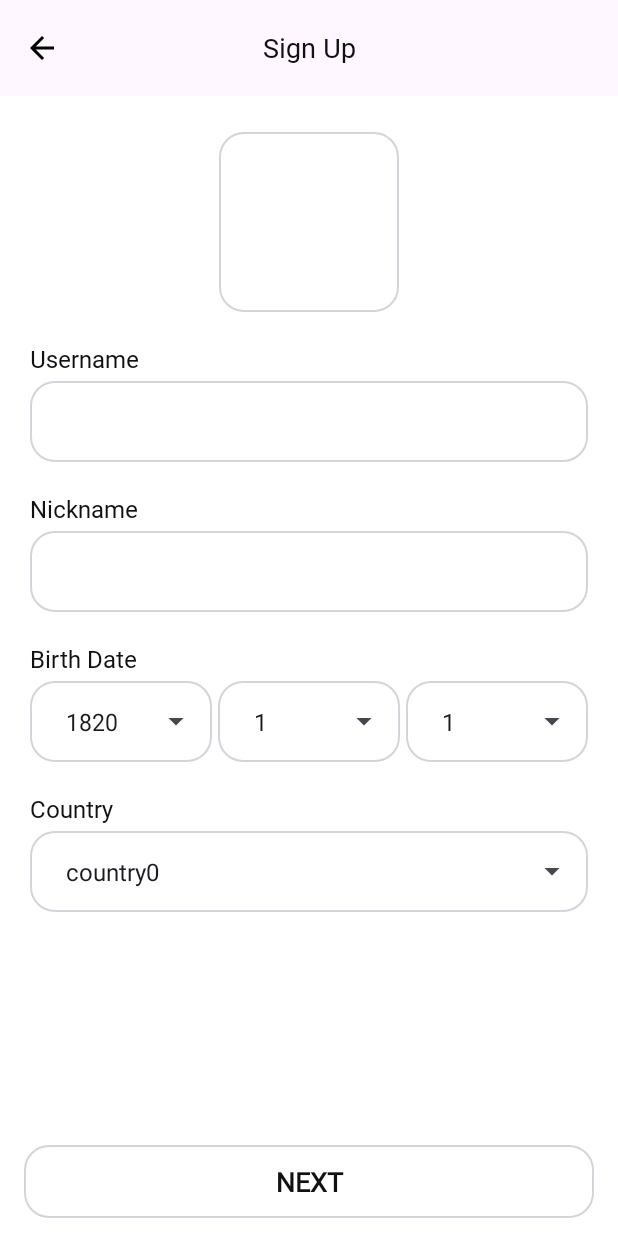
After one commit to woowacourse-teams/2024-pengcook, an Android app: the SignUpFragment screen opened through its navigation route, on a phone screen of 412 x 824 dp. The commit adds this screen. Run offline under Robolectric (Android 15) with nearby library versions, the phone set to English and light mode, and no system bars; our stand-ins replace data binding, navigation-ui, paging; pictures from the network do not load.

Commit message:
:sparkles: add screens for implementing sign up

```diff
--- a/android/app/src/main/java/net/pengcook/android/presentation/BindingAdapters.kt
+++ b/android/app/src/main/java/net/pengcook/android/presentation/BindingAdapters.kt
@@ -1,5 +1,6 @@
 package net.pengcook.android.presentation
 
+import android.net.Uri
 import android.view.View
 import android.widget.AdapterView
 import android.widget.ArrayAdapter
@@ -21,6 +22,19 @@ fun loadImage(
         Glide
             .with(view.context)
             .load(url)
+            .into(view)
+    }
+}
+
+@BindingAdapter("app:imageUri")
+fun loadImage(
+    view: ImageView,
+    uri: Uri?,
+) {
+    if (uri != null) {
+        Glide
+            .with(view.context)
+            .load(uri)
             .into(view)
     }
 }
--- a/android/app/src/main/java/net/pengcook/android/presentation/core/listener/BottomButtonClickListener.kt
+++ /dev/null
@@ -1,5 +0,0 @@
-package net.pengcook.android.presentation.core.listener
-
-interface BottomButtonClickListener {
-    fun onClick()
-}
--- /dev/null
+++ b/android/app/src/main/java/net/pengcook/android/presentation/core/util/Event.kt
@@ -0,0 +1,17 @@
+package net.pengcook.android.presentation.core.util
+
+open class Event<out T>(private val content: T) {
+    var hasBeenHandled = false
+        private set
+
+    fun getContentIfNotHandled(): T? {
+        return if (hasBeenHandled) {
+            null
+        } else {
+            hasBeenHandled = true
+            content
+        }
+    }
+
+    fun peekContent(): T = content
+}
--- /dev/null
+++ b/android/app/src/main/java/net/pengcook/android/presentation/signup/BottomButtonClickListener.kt
@@ -0,0 +1,5 @@
+package net.pengcook.android.presentation.signup
+
+interface BottomButtonClickListener {
+    fun onConfirm()
+}
--- /dev/null
+++ b/android/app/src/main/java/net/pengcook/android/presentation/signup/SignUpEvent.kt
@@ -0,0 +1,14 @@
+package net.pengcook.android.presentation.signup
+
+import java.io.File
+
+sealed interface SignUpEvent {
+    class NavigateToMain(
+        val accessToken: String,
+        val refreshToken: String,
+    ) : SignUpEvent
+
+    data object Error : SignUpEvent
+
+    data object NavigateBack : SignUpEvent
+}
--- /dev/null
+++ b/android/app/src/main/java/net/pengcook/android/presentation/signup/SignUpForm.kt
@@ -0,0 +1,21 @@
+package net.pengcook.android.presentation.signup
+
+import java.io.File
+
+data class SignUpForm(
+    val profileImage: File? = null,
+    val username: String = INITIAL_VALUE,
+    val nickname: String = INITIAL_VALUE,
+    val yearOfBirthday: Int = INITIAL_YEAR,
+    val monthOfBirthday: Int = INITIAL_MONTH,
+    val dayOfBirthday: Int = INITIAL_DAY,
+    val country: String = INITIAL_COUNTRY,
+) {
+    companion object {
+        private const val INITIAL_VALUE = ""
+        private const val INITIAL_YEAR = 2024
+        private const val INITIAL_MONTH = 1
+        private const val INITIAL_DAY = 1
+        private const val INITIAL_COUNTRY = ""
+    }
+}
--- /dev/null
+++ b/android/app/src/main/java/net/pengcook/android/presentation/signup/SignUpFormChangeListener.kt
@@ -0,0 +1,19 @@
+package net.pengcook.android.presentation.signup
+
+import java.io.File
+
+interface SignUpFormEventListener {
+    fun onProfileImageChange(image: File)
+
+    fun onUsernameChange(username: String)
+
+    fun onNicknameChange(nickname: String)
+
+    fun onYearOfBirthChange(year: Int)
+
+    fun onMonthOfBirthChange(month: Int)
+
+    fun onDayOfBirthChange(day: Int)
+
+    fun onCountryChange(country: String)
+}
--- /dev/null
+++ b/android/app/src/main/java/net/pengcook/android/presentation/signup/SignUpFragment.kt
@@ -0,0 +1,119 @@
+package net.pengcook.android.presentation.signup
+
+import android.net.Uri
+import android.os.Bundle
+import android.view.LayoutInflater
+import android.view.View
+import android.view.ViewGroup
+import android.widget.ArrayAdapter
+import androidx.activity.result.contract.ActivityResultContracts
+import androidx.fragment.app.Fragment
+import androidx.fragment.app.viewModels
+import androidx.navigation.fragment.findNavController
+import net.pengcook.android.R
+import net.pengcook.android.databinding.FragmentSignUpBinding
+
+class SignUpFragment : Fragment() {
+    private var _binding: FragmentSignUpBinding? = null
+    private val binding: FragmentSignUpBinding
+        get() = _binding!!
+    private val viewModel: SignUpViewModel by viewModels()
+    private val launcher =
+        registerForActivityResult<String, Uri>(ActivityResultContracts.GetContent()) { uri ->
+            try {
+                viewModel.changeProfileImage(uri)
+            } catch (e: RuntimeException) {
+
+            }
+        }
+
+    override fun onCreateView(
+        inflater: LayoutInflater,
+        container: ViewGroup?,
+        savedInstanceState: Bundle?,
+    ): View {
+        _binding = FragmentSignUpBinding.inflate(inflater)
+        binding.viewModel = viewModel
+        binding.lifecycleOwner = this
+        return binding.root
+    }
+
+    override fun onViewCreated(
+        view: View,
+        savedInstanceState: Bundle?,
+    ) {
+        super.onViewCreated(view, savedInstanceState)
+        setUpBirthDateSpinner()
+        setUpCountrySpinner()
+        setUpClickListener()
+        observeViewModel()
+    }
+
+    private fun setUpClickListener() {
+        binding.ivProfileImage.setOnClickListener {
+            launcher.launch("image/*")
+        }
+    }
+
+    override fun onDestroy() {
+        super.onDestroy()
+        _binding = null
+    }
+
+    private fun setUpCountrySpinner() {
+        val countryAdapter =
+            ArrayAdapter(
+                requireContext(),
+                android.R.layout.simple_spinner_item,
+                List(100) { "country$it" },
+            )
+        countryAdapter.setDropDownViewResource(android.R.layout.simple_spinner_dropdown_item)
+        binding.formCountry.spFormContent.spDefault.adapter = countryAdapter
+    }
+
+    private fun setUpBirthDateSpinner() {
+        val yearAdapter =
+            ArrayAdapter(
+                requireContext(),
+                android.R.layout.simple_spinner_item,
+                List(100) { (it + 1820).toString() },
+            )
+        yearAdapter.setDropDownViewResource(android.R.layout.simple_spinner_dropdown_item)
+        binding.formBirthDate.spFormContent1.spDefault.adapter = yearAdapter
+
+        val monthAdapter =
+            ArrayAdapter(
+                requireContext(),
+                android.R.layout.simple_spinner_item,
+                List(12) { (it + 1).toString() },
+            )
+        monthAdapter.setDropDownViewResource(android.R.layout.simple_spinner_dropdown_item)
+        binding.formBirthDate.spFormContent2.spDefault.adapter = monthAdapter
+
+        val dayAdapter =
+            ArrayAdapter(
+                requireContext(),
+                android.R.layout.simple_spinner_item,
+                List(31) { (it + 1).toString() },
+            )
+        dayAdapter.setDropDownViewResource(android.R.layout.simple_spinner_dropdown_item)
+        binding.formBirthDate.spFormContent3.spDefault.adapter = dayAdapter
+    }
+
+    private fun observeViewModel() {
+        viewModel.signUpEvent.observe(viewLifecycleOwner) { event ->
+            val signUpEvent = event.getContentIfNotHandled() ?: return@observe
+            when (signUpEvent) {
+                is SignUpEvent.NavigateToMain -> {
+                    findNavController().navigate(R.id.action_signUpFragment_to_homeFragment)
+                }
+                is SignUpEvent.Error -> {
+
+                }
+                is SignUpEvent.NavigateBack -> {
+                    findNavController().navigate(R.id.action_signUpFragment_to_onboardingFragment)
+                }
+            }
+        }
+    }
+}
--- /dev/null
+++ b/android/app/src/main/java/net/pengcook/android/presentation/signup/SignUpUiState.kt
@@ -0,0 +1,9 @@
+package net.pengcook.android.presentation.signup
+
+import android.net.Uri
+
+data class SignUpUiState(
+    val isLoading: Boolean = false,
+    val profileImage: Uri? = null,
+    val fulfilled: Boolean = false,
+)
--- /dev/null
+++ b/android/app/src/main/java/net/pengcook/android/presentation/signup/SignUpViewModel.kt
@@ -0,0 +1,39 @@
+package net.pengcook.android.presentation.signup
+
+import android.net.Uri
+import androidx.lifecycle.LiveData
+import androidx.lifecycle.MutableLiveData
+import androidx.lifecycle.ViewModel
+import net.pengcook.android.presentation.core.util.Event
+
+class SignUpViewModel :
+    ViewModel(),
+    BottomButtonClickListener {
+    var usernameContent: MutableLiveData<String> = MutableLiveData("")
+    var nicknameContent: MutableLiveData<String> = MutableLiveData("")
+    var year: MutableLiveData<String> = MutableLiveData("")
+    var month: MutableLiveData<String> = MutableLiveData("")
+    var day: MutableLiveData<String> = MutableLiveData("")
+    var country: MutableLiveData<String> = MutableLiveData("")
+    private var _imageUri: MutableLiveData<Uri> = MutableLiveData()
+    val imageUri: LiveData<Uri>
+        get() = _imageUri
+
+    private var _signUpUiState: MutableLiveData<SignUpUiState> = MutableLiveData(SignUpUiState())
+    val signUpUiState: LiveData<SignUpUiState>
+        get() = _signUpUiState
+
+    private var _signUpEvent: MutableLiveData<Event<SignUpEvent>> = MutableLiveData()
+    val signUpEvent: LiveData<Event<SignUpEvent>>
+        get() = _signUpEvent
+
+    fun changeProfileImage(uri: Uri) {
+        _imageUri.value = uri
+    }
+
+    override fun onConfirm() {
+        _signUpUiState.value = signUpUiState.value?.copy(isLoading = true)
+        _signUpEvent.value = Event(SignUpEvent.NavigateToMain("", ""))
+        _signUpUiState.value = signUpUiState.value?.copy(isLoading = false)
+    }
+}
--- /dev/null
+++ b/android/app/src/main/res/layout/fragment_sign_up.xml
@@ -0,0 +1,115 @@
+<?xml version="1.0" encoding="utf-8"?>
+<layout xmlns:android="http://schemas.android.com/apk/res/android"
+    xmlns:app="http://schemas.android.com/apk/res-auto"
+    xmlns:tools="http://schemas.android.com/tools"
+    xmlns:bind="http://schemas.android.com/apk/res-auto">
+
+    <data>
+
+        <variable
+            name="viewModel"
+            type="net.pengcook.android.presentation.signup.SignUpViewModel" />
+    </data>
+
+    <androidx.constraintlayout.widget.ConstraintLayout
+        android:layout_width="match_parent"
+        android:layout_height="match_parent">
+
+        <include
+            android:id="@+id/abl_sign_up"
+            layout="@layout/item_appbar_with_action"
+            android:layout_width="match_parent"
+            android:layout_height="wrap_content"
+            app:icon="@{@drawable/ic_back_24}"
+            app:title="@{@string/signup_appbar}" />
+
+        <ScrollView
+            android:id="@+id/sv_sign_up"
+            android:layout_width="match_parent"
+            android:layout_height="0dp"
+            app:layout_behavior="@string/appbar_scrolling_view_behavior"
+            app:layout_constraintBottom_toTopOf="@id/btn_next"
+            app:layout_constraintTop_toBottomOf="@id/abl_sign_up">
+
+            <androidx.constraintlayout.widget.ConstraintLayout
+                android:layout_width="match_parent"
+                android:layout_height="0dp"
+                android:layout_marginHorizontal="20dp"
+                android:layout_marginVertical="24dp">
+
+                <ImageView
+                    android:id="@+id/iv_profile_image"
+                    android:layout_width="120dp"
+                    android:layout_height="120dp"
+                    android:layout_gravity="center"
+                    android:layout_marginHorizontal="20dp"
+                    android:background="@drawable/bg_radius"
+                    app:layout_constraintDimensionRatio="H,1:1"
+                    app:layout_constraintEnd_toEndOf="parent"
+                    app:layout_constraintStart_toStartOf="parent"
+                    app:layout_constraintTop_toTopOf="parent"
+                    app:imageUri="@{viewModel.imageUri}"/>
+
+                <include
+                    android:id="@+id/form_username"
+                    layout="@layout/item_form_text"
+                    android:layout_width="match_parent"
+                    android:layout_height="wrap_content"
+                    android:layout_marginTop="20dp"
+                    app:content="@={viewModel.usernameContent}"
+                    app:hintContent="@{`Write Username`}"
+                    app:layout_constraintTop_toBottomOf="@id/iv_profile_image"
+                    app:title="@{`Username`}" />
+
+                <include
+                    android:id="@+id/form_nickname"
+                    layout="@layout/item_form_text"
+                    android:layout_width="match_parent"
+                    android:layout_height="wrap_content"
+                    android:layout_marginTop="20dp"
+                    app:content="@={viewModel.nicknameContent}"
+                    app:hintContent="@{`Write Nickname`}"
+                    app:layout_constraintTop_toBottomOf="@id/form_username"
+                    app:title="@{`Nickname`}" />
+
+                <include
+                    android:id="@+id/form_birth_date"
+                    layout="@layout/item_form_spinner_triple"
+                    android:layout_width="match_parent"
+                    android:layout_height="wrap_content"
+                    android:layout_marginTop="20dp"
+                    app:layout_constraintTop_toBottomOf="@id/form_nickname"
+                    app:title="@{`Birth Date`}"
+                    bind:selectedValue1="@{viewModel.year}"
+                    bind:selectedValue2="@{viewModel.month}"
+                    bind:selectedValue3="@{viewModel.day}" />
+
+                <include
+                    android:id="@+id/form_country"
+                    layout="@layout/item_form_spinner"
+                    android:layout_width="match_parent"
+                    android:layout_height="wrap_content"
+                    android:layout_marginTop="20dp"
+                    app:layout_constraintTop_toBottomOf="@id/form_birth_date"
+                    app:title="@{`Country`}"
+                    bind:selectedValue="@{viewModel.country}"/>
+
+            </androidx.constraintlayout.widget.ConstraintLayout>
+
+        </ScrollView>
+
+        <include
+            android:id="@+id/btn_next"
+            layout="@layout/item_button_bottom"
+            android:layout_width="match_parent"
+            android:layout_height="wrap_content"
+            android:layout_marginBottom="12dp"
+            android:layout_marginHorizontal="16dp"
+            app:buttonClickListener="@{viewModel}"
+            app:buttonText="@{`Next`}"
+            app:enabled="@{true}"
+            app:layout_constraintBottom_toBottomOf="parent"
+            app:layout_constraintTop_toBottomOf="@id/sv_sign_up" />
+
+    </androidx.constraintlayout.widget.ConstraintLayout>
+</layout>
--- a/android/app/src/main/res/layout/item_button_bottom.xml
+++ b/android/app/src/main/res/layout/item_button_bottom.xml
@@ -9,8 +9,12 @@
             type="String" />
 
         <variable
-            name="bottomButtonClickListener"
-            type="net.pengcook.android.presentation.core.listener.BottomButtonClickListener" />
+            name="enabled"
+            type="Boolean" />
+
+        <variable
+            name="buttonClickListener"
+            type="net.pengcook.android.presentation.signup.BottomButtonClickListener" />
     </data>
 
     <androidx.constraintlayout.widget.ConstraintLayout
@@ -26,8 +30,9 @@
             app:layout_constraintStart_toStartOf="parent"
             app:layout_constraintEnd_toEndOf="parent"
             tools:text="Next"
+            android:enabled="@{enabled}"
             android:text="@{buttonText}"
-            android:onClick="@{() -> bottomButtonClickListener.onClick()}"
+            android:onClick="@{() -> buttonClickListener.onConfirm()}"
             android:paddingVertical="12dp" />
 
     </androidx.constraintlayout.widget.ConstraintLayout>
--- a/android/app/src/main/res/navigation/nav_graph.xml
+++ b/android/app/src/main/res/navigation/nav_graph.xml
@@ -17,4 +17,31 @@
         android:label="fragment_detail_recipe"
         tools:layout="@layout/fragment_detail_recipe" />
 
+    <fragment
+        android:id="@+id/onboardingFragment"
+        android:name="net.pengcook.android.presentation.onboarding.OnboardingFragment"
+        android:label="fragment_onboarding"
+        tools:layout="@layout/fragment_onboarding" >
+        <action
+            android:id="@+id/action_onboardingFragment_to_signUpFragment"
+            app:destination="@id/signUpFragment" />
+    </fragment>
+
+    <fragment
+        android:id="@+id/signUpFragment"
+        android:name="net.pengcook.android.presentation.signup.SignUpFragment"
+        android:label="fragment_sign_up"
+        tools:layout="@layout/fragment_sign_up" >
+        <action
+            android:id="@+id/action_signUpFragment_to_homeFragment"
+            app:destination="@id/homeFragment"
+            app:popUpTo="@id/onboardingFragment"
+            app:popUpToInclusive="true"/>
+        <action
+            android:id="@+id/action_signUpFragment_to_onboardingFragment"
+            app:destination="@id/onboardingFragment"
+            app:popUpTo="@id/onboardingFragment"
+            app:popUpToInclusive="false"/>
+    </fragment>
+
 </navigation>
```
